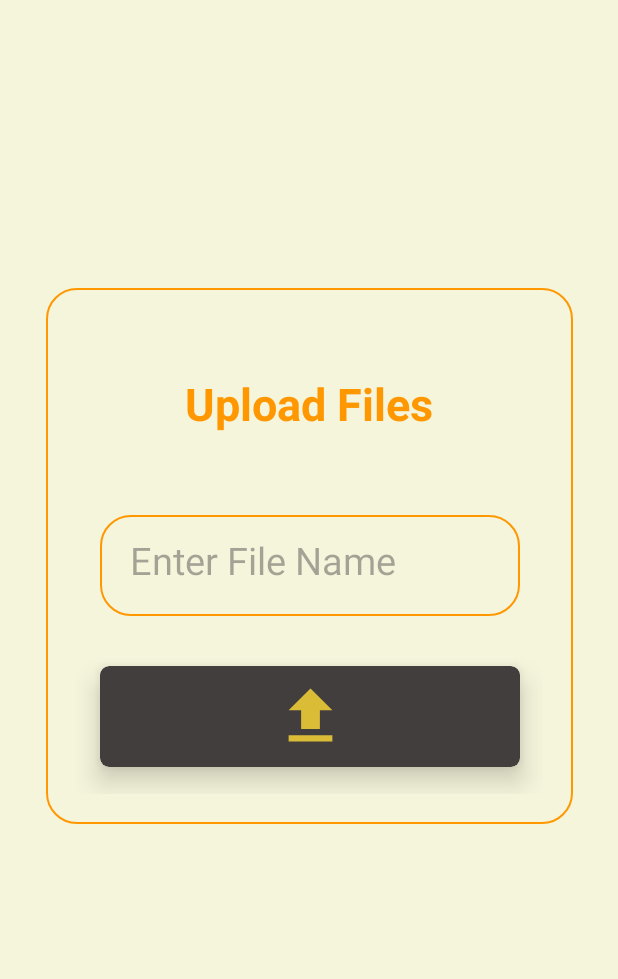
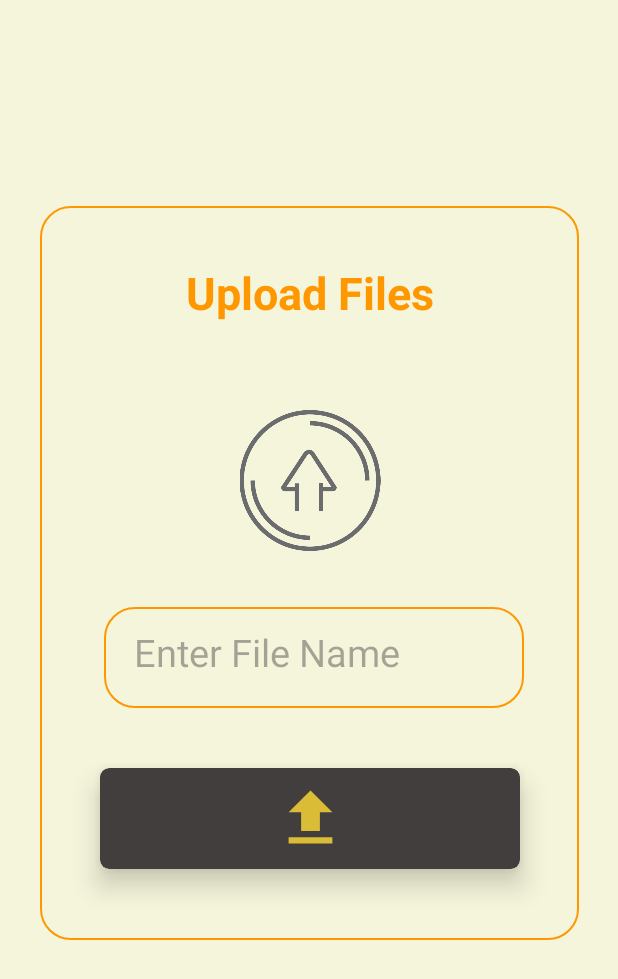
Before and after one commit to SWARNAJIT-SAHOO/File4Share-Project, an Android app: the UploadPage screen opened directly, with no data from a screen before it, on a phone screen of 412 x 824 dp. Shown: the top 979 px of the screen. Run offline under Robolectric (Android 15) with nearby library versions, the phone set to English and light mode, and no system bars; Roboto replaces fonts that are not available here.

Commit message:
finished project

```diff
--- a/app/src/main/res/layout/activity_upload_page.xml
+++ b/app/src/main/res/layout/activity_upload_page.xml
@@ -8,8 +8,8 @@
     tools:context=".UploadPage">
 
     <androidx.constraintlayout.widget.ConstraintLayout
-        android:layout_width="351dp"
-        android:layout_height="357dp"
+        android:layout_width="359dp"
+        android:layout_height="489dp"
         android:background="@drawable/shape"
         android:padding="20dp"
         app:layout_constraintBottom_toBottomOf="parent"
@@ -34,9 +34,10 @@
             android:textStyle="bold"
             app:layout_constraintBottom_toBottomOf="parent"
             app:layout_constraintEnd_toEndOf="parent"
+            app:layout_constraintHorizontal_bias="0.579"
             app:layout_constraintStart_toStartOf="parent"
             app:layout_constraintTop_toTopOf="parent"
-            app:layout_constraintVertical_bias="0.103" />
+            app:layout_constraintVertical_bias="0.014" />
 
         <EditText
             android:id="@+id/ed1"
@@ -50,9 +51,10 @@
             android:textSize="25dp"
             app:layout_constraintBottom_toBottomOf="parent"
             app:layout_constraintEnd_toEndOf="parent"
+            app:layout_constraintHorizontal_bias="0.569"
             app:layout_constraintStart_toStartOf="parent"
             app:layout_constraintTop_toBottomOf="@+id/name"
-            app:layout_constraintVertical_bias="0.185"></EditText>
+            app:layout_constraintVertical_bias="0.548"></EditText>
 
         <androidx.cardview.widget.CardView
             android:id="@+id/cardView11"
@@ -87,5 +89,17 @@
             </androidx.constraintlayout.widget.ConstraintLayout>
 
         </androidx.cardview.widget.CardView>
+
+        <ImageView
+            android:id="@+id/imageView"
+            android:layout_width="96dp"
+            android:layout_height="94dp"
+            android:layout_marginTop="31dp"
+            app:layout_constraintBottom_toTopOf="@+id/ed1"
+            app:layout_constraintEnd_toEndOf="parent"
+            app:layout_constraintStart_toStartOf="parent"
+            app:layout_constraintTop_toBottomOf="@+id/name"
+            app:layout_constraintVertical_bias="0.0"
+            app:srcCompat="@drawable/up" />
     </androidx.constraintlayout.widget.ConstraintLayout>
 </androidx.constraintlayout.widget.ConstraintLayout>
```
Also changed, not shown: app/src/main/res/drawable/up.png (added), app/src/main/res/drawable/upload.png (added).
